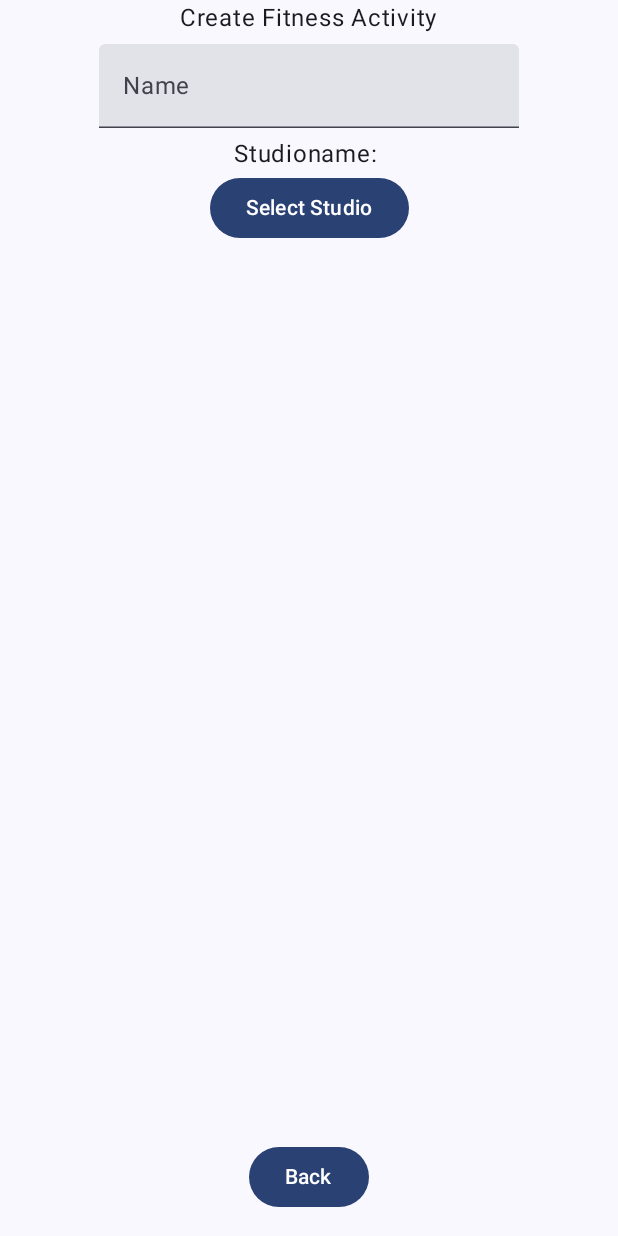
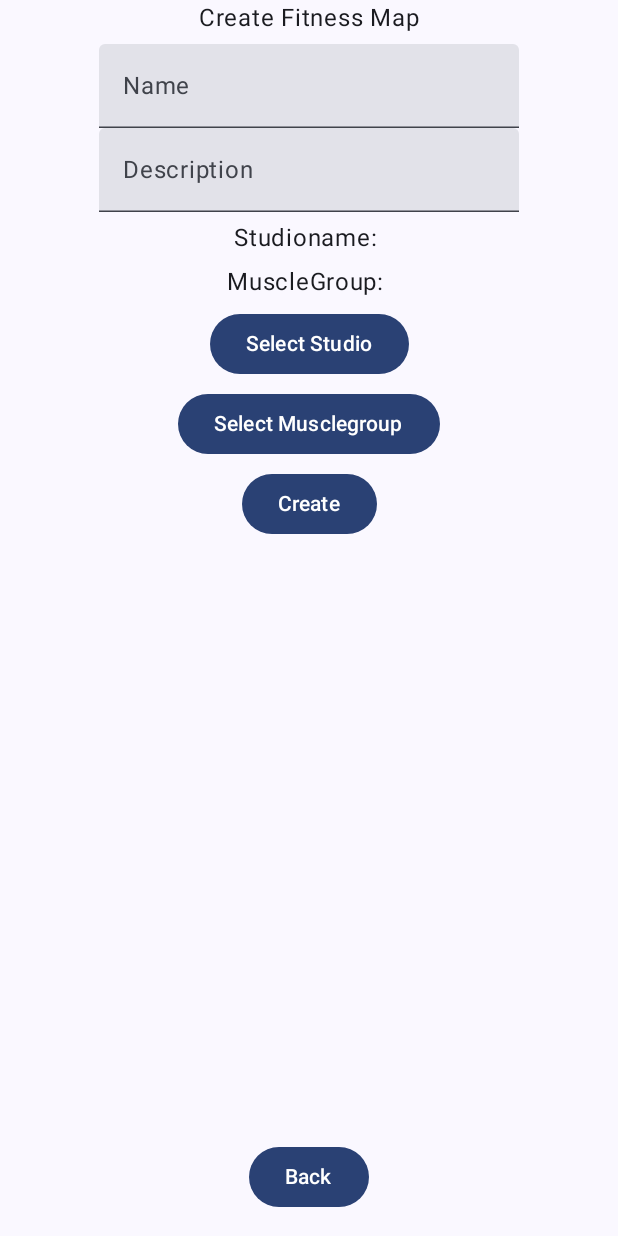
Before and after one commit to CarinaSchoppe/Gym-Manager, an Android app built with Jetpack Compose: the CreateFitnessActivity screen opened directly, with no data from a screen before it, on a phone screen of 412 x 824 dp. Run offline under Robolectric (Android 15) with nearby library versions, the phone set to English and light mode, and no system bars.

Commit message:
added datalayers

```diff
--- a/app/src/main/java/me/kevin/gymapp/backend/database/Database.kt
+++ b/app/src/main/java/me/kevin/gymapp/backend/database/Database.kt
@@ -179,4 +179,10 @@ class Database(val context: Context) : SQLiteOpenHelper(context, "GymApp.db", nu
         Log.d("MuscleGroup Registered", name)
     }
 
+    fun createTrainingsPlan(id: Int, name: String, description: String, studioId: Int, muscleGroupId: Int) {
+        val database = this.writableDatabase
+        database.execSQL("INSERT INTO Trainingsplan (ID, Name, Beschreibung, StudioID, MuskelgruppeID) VALUES ($id, '$name', '$description', $studioId, $muscleGroupId)")
+        Log.d("Trainingsplan Registered", name)
+    }
+
 }
--- a/app/src/main/java/me/kevin/gymapp/graphics/fitness/CreateFitnessActivity.kt
+++ b/app/src/main/java/me/kevin/gymapp/graphics/fitness/CreateFitnessActivity.kt
@@ -25,6 +25,7 @@ import androidx.compose.ui.text.input.TextFieldValue
 import androidx.compose.ui.unit.dp
 import me.kevin.gymapp.backend.util.Utility
 import me.kevin.gymapp.graphics.extra.BackButton
+import me.kevin.gymapp.graphics.extra.Popup
 import me.kevin.gymapp.graphics.ui.theme.GymAppTheme
 import kotlin.streams.toList
 
@@ -46,17 +47,32 @@ class CreateFitnessActivity : ComponentActivity() {
         val name = remember {
             mutableStateOf(TextFieldValue())
         }
+        val description = remember {
+            mutableStateOf(TextFieldValue())
+        }
         val possibleStudioNames = Utility.studioSet.stream().map { it.name }.toList()
 
         val selectedStudio = remember {
             mutableStateOf("")
         }
+        val selectedMuscleGroup = remember {
+            mutableStateOf("")
+        }
         val studioName = remember {
             mutableStateOf("Studioname: ")
         }
-        val expanded = remember {
+        val muscleGroupName = remember {
+            mutableStateOf("MuscleGroup: ")
+        }
+        val expandedStudio = remember {
             mutableStateOf(false)
         }
+        val expandedMuscle = remember {
+            mutableStateOf(false)
+        }
+
+
+        val created = remember { mutableStateOf(false) }
 
         Column(
             horizontalAlignment = Alignment.CenterHorizontally,
@@ -64,21 +80,31 @@ class CreateFitnessActivity : ComponentActivity() {
             modifier = Modifier
                 .fillMaxWidth()
         ) {
-            Text(text = "Create Fitness Activity")
+            Text(text = "Create Fitness Map")
             Spacer(modifier = Modifier.height(5.dp))
             TextField(value = name.value, onValueChange = { name.value = it }, placeholder = { Text("Name") })
+            TextField(value = description.value, onValueChange = { description.value = it }, placeholder = { Text("Description") })
+            Spacer(modifier = Modifier.height(5.dp))
+            Text(text = studioName.value)
+            Spacer(modifier = Modifier.height(5.dp))
+            Text(text = muscleGroupName.value)
+            Spacer(modifier = Modifier.height(5.dp))
+            Button(onClick = { expandedStudio.value = true }) {
+                Text(text = "Select Studio")
+            }
+            Spacer(modifier = Modifier.height(5.dp))
+            Button(onClick = { expandedMuscle.value = true }) {
+                Text(text = "Select Musclegroup")
+            }
+
             Spacer(modifier = Modifier.height(5.dp))
 
-
-            val studioNameText = Text(text = studioName.value)
-
-            Button(onClick = { expanded.value = true }) {
-                Text(text = "Select Studio")
+            Button(onClick = {
+                if (Utility.createActivityTask(name.value.text, muscleGroupName.value, studioName.value, description.value.text))
+                    created.value = true
+            }) {
+                Text(text = "Create")
             }
-
-
-            //place DropdownMenu in the mittle
-
             Column(
                 horizontalAlignment = Alignment.CenterHorizontally,
                 verticalArrangement = Arrangement.Center,
@@ -86,23 +112,41 @@ class CreateFitnessActivity : ComponentActivity() {
                     .fillMaxSize()
             ) {
                 DropdownMenu(
-                    expanded = expanded.value,
-                    onDismissRequest = { expanded.value = false },
+                    expanded = expandedStudio.value,
+                    onDismissRequest = { expandedStudio.value = false },
                     modifier = Modifier.fillMaxWidth()
 
                 ) {
-                    listOf("Test1", "Test2", "test3").forEach { name ->
+                    Utility.studioSet.forEach { studio ->
                         DropdownMenuItem(onClick = {
-                            selectedStudio.value = name
-                            expanded.value = false
-                            studioName.value = "Studioname: $name"
+                            selectedStudio.value = studio.name
+                            expandedStudio.value = false
+                            studioName.value = "Studioname: ${studio.name}"
                         },
-                            text = { Text(name) })
+                            text = { Text(studio.name) })
+                    }
+                }
+                DropdownMenu(
+                    expanded = expandedMuscle.value,
+                    onDismissRequest = { expandedMuscle.value = false },
+                    modifier = Modifier.fillMaxWidth()
+
+                ) {
+                    Utility.muscleGroupSet.forEach { muscleGroup ->
+                        DropdownMenuItem(onClick = {
+                            selectedMuscleGroup.value = muscleGroup.name
+                            expandedMuscle.value = false
+                            muscleGroupName.value = "MuscleGroup: ${muscleGroup.name}"
+                        },
+                            text = { Text(muscleGroup.name) })
                     }
                 }
             }
 
+
         }
+        if (created.value)
+            Popup.GeneratePopup("Activity", "ActivityCreated", true, created)
 
         BackButton.BackButton(activity = this@CreateFitnessActivity, clazz = FitnessActivities::class.java)
     }
--- a/app/src/main/java/me/kevin/gymapp/graphics/musclegroup/CreateMuscleGroupActivity.kt
+++ b/app/src/main/java/me/kevin/gymapp/graphics/musclegroup/CreateMuscleGroupActivity.kt
@@ -61,7 +61,7 @@ class CreateMuscleGroupActivity : ComponentActivity() {
             Spacer(modifier = Modifier.padding(10.dp))
 
             Button(onClick = {
-                if (text.value.text.isBlank() || text.value.text.isEmpty()) {
+                if (text.value.text.isBlank() || text.value.text.isBlank()) {
                     return@Button
                 }
 
--- a/app/src/main/java/me/kevin/gymapp/graphics/studio/CreateFitnessStudioActivity.kt
+++ b/app/src/main/java/me/kevin/gymapp/graphics/studio/CreateFitnessStudioActivity.kt
@@ -131,7 +131,7 @@ class CreateFitnessStudioActivity : ComponentActivity() {
 
     fun createStudio(state: MarkerState, studioName: String, studioDescription: String, openDialog: MutableState<Boolean>) {
 
-        if (studioName.isEmpty() || studioDescription.isEmpty()) {
+        if (studioName.isBlank() || studioDescription.isBlank()) {
             openDialog.value = true
             return
         }
```
Also changed, not shown: app/src/main/java/me/kevin/gymapp/backend/util/Utility.kt (+19 -0 lines).
